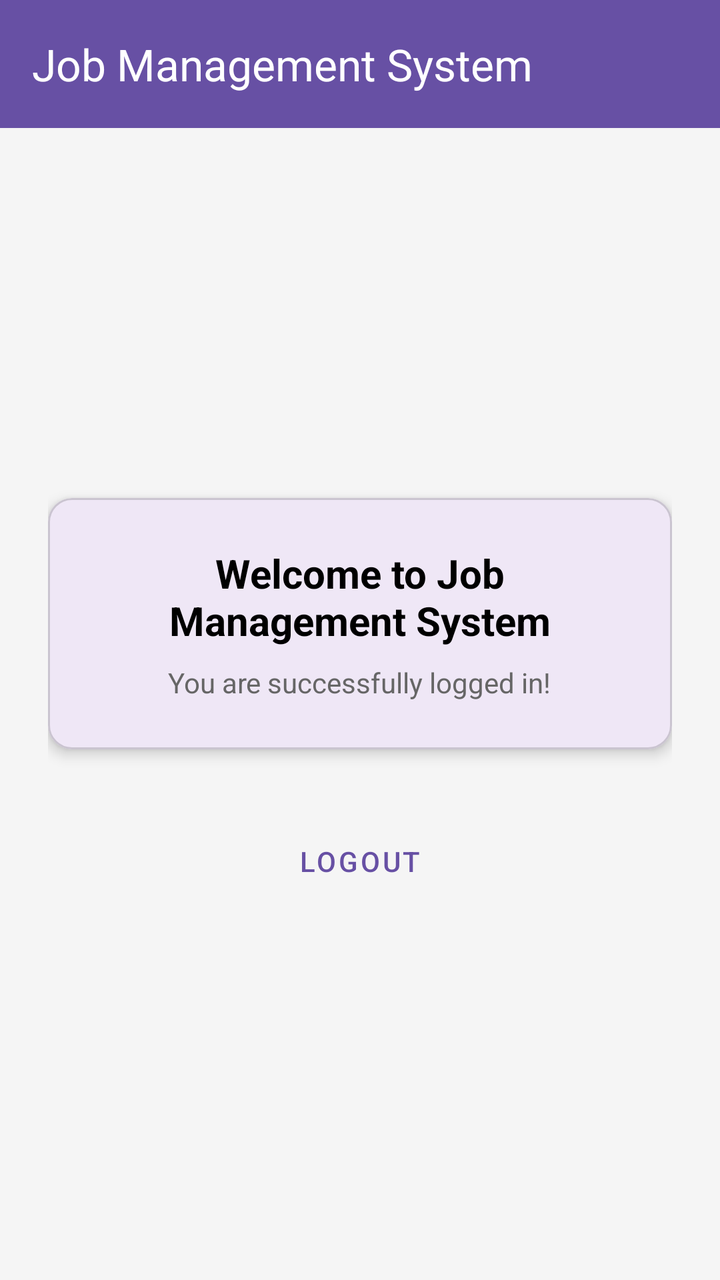
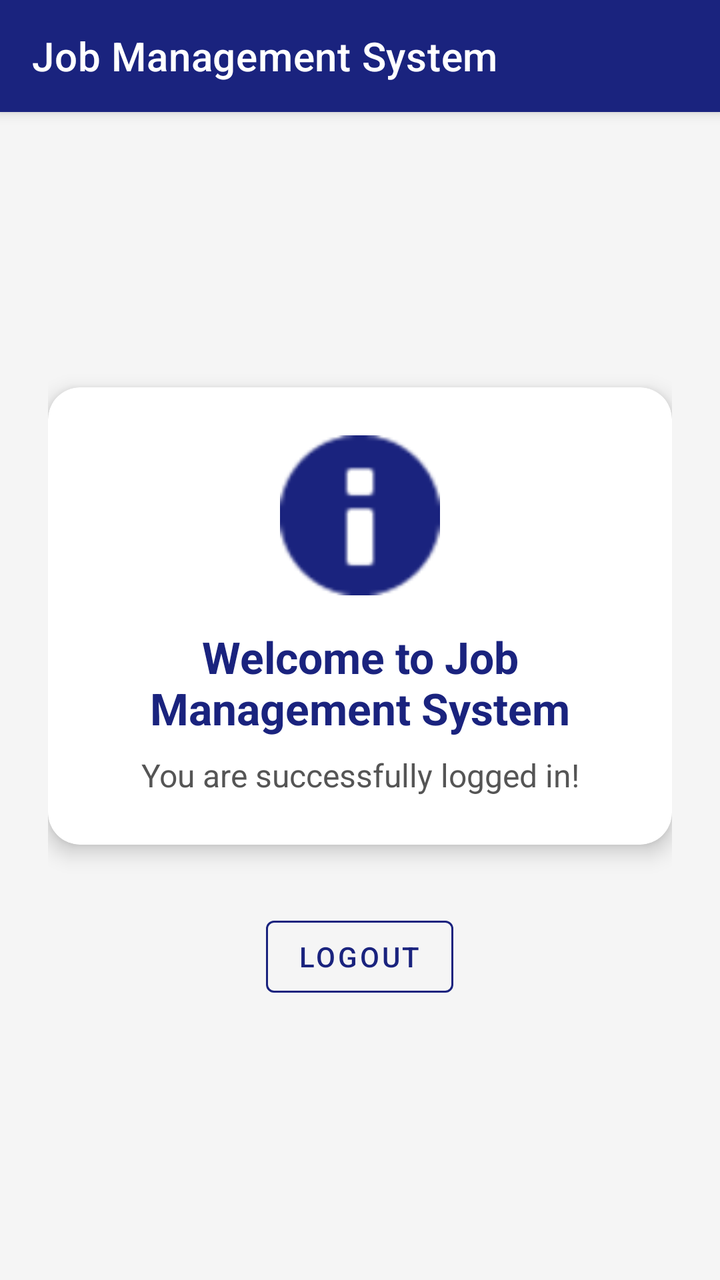

Screens rendered from an Android XML layout before and after an edit, with the pre-edit source and the edit as a unified diff.
<!-- AndroidManifest.xml: application theme Theme.JobManagementSystem -->
<!-- res/layout/activity_main.xml -->
<?xml version="1.0" encoding="utf-8"?>
<androidx.coordinatorlayout.widget.CoordinatorLayout xmlns:android="http://schemas.android.com/apk/res/android"
    xmlns:app="http://schemas.android.com/apk/res-auto"
    xmlns:tools="http://schemas.android.com/tools"
    android:layout_width="match_parent"
    android:layout_height="match_parent"
    android:background="#F5F5F5"
    tools:context=".MainActivity">

    <com.google.android.material.appbar.AppBarLayout
        android:layout_width="match_parent"
        android:layout_height="wrap_content">

        <com.google.android.material.appbar.MaterialToolbar
            android:id="@+id/toolbar"
            android:layout_width="match_parent"
            android:layout_height="?attr/actionBarSize"
            android:background="?attr/colorPrimary"
            app:title="@string/app_name"
            app:titleTextColor="@color/white" />

    </com.google.android.material.appbar.AppBarLayout>

    <LinearLayout
        android:layout_width="match_parent"
        android:layout_height="match_parent"
        android:orientation="vertical"
        android:gravity="center"
        android:padding="24dp"
        app:layout_behavior="@string/appbar_scrolling_view_behavior">

        <com.google.android.material.card.MaterialCardView
            android:layout_width="match_parent"
            android:layout_height="wrap_content"
            app:cardCornerRadius="12dp"
            app:cardElevation="4dp"
            app:contentPadding="24dp">

            <LinearLayout
                android:layout_width="match_parent"
                android:layout_height="wrap_content"
                android:orientation="vertical"
                android:gravity="center">

                <TextView
                    android:layout_width="wrap_content"
                    android:layout_height="wrap_content"
                    android:text="@string/welcome_msg"
                    android:textSize="20sp"
                    android:textStyle="bold"
                    android:textColor="@color/black"
                    android:gravity="center"
                    android:layout_marginBottom="8dp" />

                <TextView
                    android:layout_width="wrap_content"
                    android:layout_height="wrap_content"
                    android:text="@string/success_login"
                    android:textSize="14sp"
                    android:textColor="#666666"
                    android:gravity="center" />

            </LinearLayout>
        </com.google.android.material.card.MaterialCardView>

        <com.google.android.material.button.MaterialButton
            android:id="@+id/btnLogout"
            style="@style/Widget.MaterialComponents.Button.TextButton"
            android:layout_width="wrap_content"
            android:layout_height="wrap_content"
            android:text="@string/btn_logout"
            android:layout_marginTop="32dp" />

    </LinearLayout>

</androidx.coordinatorlayout.widget.CoordinatorLayout>
<!-- resources referenced by this layout -->
<resources>
  <color name="black">#FF000000</color>
  <color name="white">#FFFFFFFF</color>
  <string name="app_name">Job Management System</string>
  <string name="btn_logout">Logout</string>
  <string name="success_login">You are successfully logged in!</string>
  <string name="welcome_msg">Welcome to Job Management System</string>
  <style name="Theme.JobManagementSystem" parent="Base.Theme.JobManagementSystem" />
  <style name="Base.Theme.JobManagementSystem" parent="Theme.Material3.DayNight.NoActionBar">
          
          
      </style>
</resources>

<!-- the commit's change to res/layout/activity_main.xml (unified diff, before → after) -->
@@ -4,7 +4,7 @@
     xmlns:tools="http://schemas.android.com/tools"
     android:layout_width="match_parent"
     android:layout_height="match_parent"
-    android:background="#F5F5F5"
+    android:background="@color/background_light"
     tools:context=".MainActivity">
 
     <com.google.android.material.appbar.AppBarLayout
@@ -15,7 +15,7 @@
             android:id="@+id/toolbar"
             android:layout_width="match_parent"
             android:layout_height="?attr/actionBarSize"
-            android:background="?attr/colorPrimary"
+            android:background="@color/primary_blue"
             app:title="@string/app_name"
             app:titleTextColor="@color/white" />
 
@@ -32,9 +32,10 @@
         <com.google.android.material.card.MaterialCardView
             android:layout_width="match_parent"
             android:layout_height="wrap_content"
-            app:cardCornerRadius="12dp"
-            app:cardElevation="4dp"
-            app:contentPadding="24dp">
+            app:cardCornerRadius="16dp"
+            app:cardElevation="6dp"
+            app:contentPadding="24dp"
+            app:cardBackgroundColor="@color/white">
 
             <LinearLayout
                 android:layout_width="match_parent"
@@ -42,13 +43,21 @@
                 android:orientation="vertical"
                 android:gravity="center">
 
+                <ImageView
+                    android:layout_width="80dp"
+                    android:layout_height="80dp"
+                    android:src="@android:drawable/ic_dialog_info"
+                    android:layout_marginBottom="16dp"
+                    app:tint="@color/primary_blue"
+                    android:contentDescription="@string/app_name" />
+
                 <TextView
                     android:layout_width="wrap_content"
                     android:layout_height="wrap_content"
                     android:text="@string/welcome_msg"
-                    android:textSize="20sp"
+                    android:textSize="22sp"
                     android:textStyle="bold"
-                    android:textColor="@color/black"
+                    android:textColor="@color/primary_blue"
                     android:gravity="center"
                     android:layout_marginBottom="8dp" />
 
@@ -56,8 +65,8 @@
                     android:layout_width="wrap_content"
                     android:layout_height="wrap_content"
                     android:text="@string/success_login"
-                    android:textSize="14sp"
-                    android:textColor="#666666"
+                    android:textSize="16sp"
+                    android:textColor="#555555"
                     android:gravity="center" />
 
             </LinearLayout>
@@ -65,11 +74,13 @@
 
         <com.google.android.material.button.MaterialButton
             android:id="@+id/btnLogout"
-            style="@style/Widget.MaterialComponents.Button.TextButton"
+            style="@style/Widget.MaterialComponents.Button.OutlinedButton"
             android:layout_width="wrap_content"
             android:layout_height="wrap_content"
             android:text="@string/btn_logout"
-            android:layout_marginTop="32dp" />
+            android:layout_marginTop="32dp"
+            android:textColor="@color/primary_blue"
+            app:strokeColor="@color/primary_blue" />
 
     </LinearLayout>
 
<!-- resource entries referenced after the edit -->
@@ -1,15 +1,31 @@
 <!-- resources referenced by this layout -->
 <resources>
-  <color name="black">#FF000000</color>
-  <color name="white">#FFFFFFFF</color>
+  <color name="background_light">#F5F5F5</color>
+  <color name="primary_blue">#1A237E</color>
+  <color name="black">#121212</color>
+  <color name="text_secondary">#757575</color>
+  <color name="white">#FFFFFF</color>
   <string name="app_name">Job Management System</string>
   <string name="btn_logout">Logout</string>
   <string name="success_login">You are successfully logged in!</string>
   <string name="welcome_msg">Welcome to Job Management System</string>
   <style name="Theme.JobManagementSystem" parent="Base.Theme.JobManagementSystem" />
-  <style name="Base.Theme.JobManagementSystem" parent="Theme.Material3.DayNight.NoActionBar">
+  <style name="Base.Theme.JobManagementSystem" parent="Theme.MaterialComponents.DayNight.NoActionBar">
           
+          <item name="colorPrimary">@color/primary_blue</item>
+          <item name="colorPrimaryVariant">@color/primary_blue</item>
+          <item name="colorOnPrimary">@color/white</item>
           
+          <item name="colorSecondary">@color/secondary_blue</item>
+          <item name="colorSecondaryVariant">@color/secondary_blue</item>
+          <item name="colorOnSecondary">@color/white</item>
+          
+          <item name="android:statusBarColor">@color/primary_blue</item>
+          
+          <item name="android:textColorPrimary">@color/black</item>
+          <item name="android:textColorSecondary">@color/text_secondary</item>
+          <item name="editTextStyle">@style/Widget.MaterialComponents.TextInputLayout.OutlinedBox</item>
       </style>
+  <color name="secondary_blue">#3F51B5</color>
 </resources>
 
